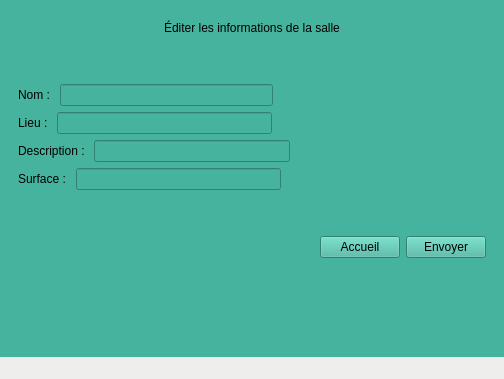
Old version of the form eco-classroom/ihmecoclassroom.ui in the repository bts-lasalle-avignon-projets/eco-classroom-2022.
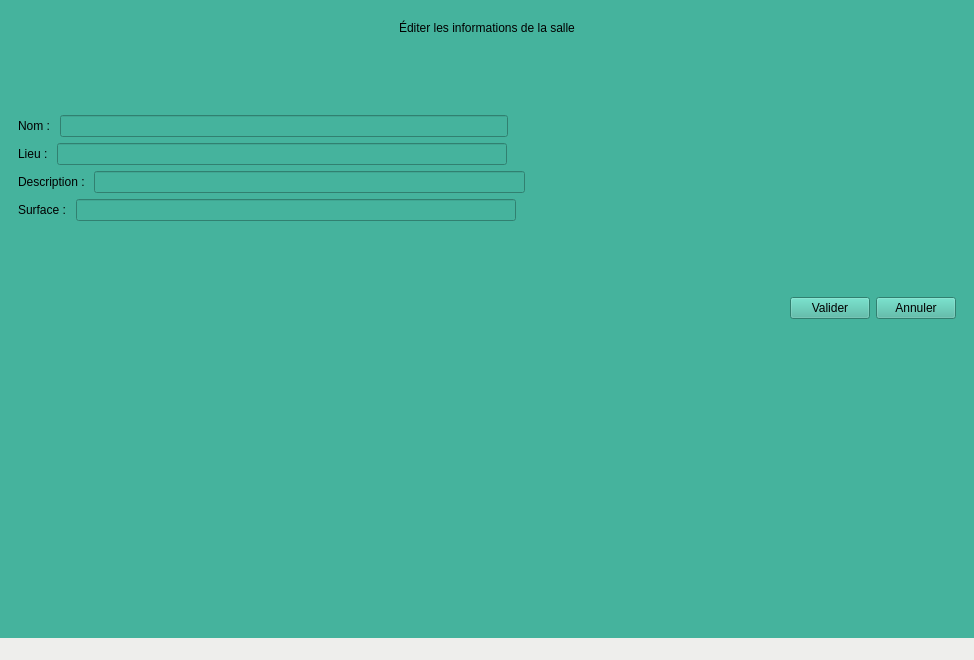
New version of the form.

Commit message: ECO22-40 Ajoute la méthode validerEditionSalle() à faire

What changed in the file:
```diff
--- a/eco-classroom/ihmecoclassroom.ui
+++ b/eco-classroom/ihmecoclassroom.ui
@@ -6,8 +6,8 @@
    <rect>
     <x>0</x>
     <y>0</y>
-    <width>504</width>
-    <height>379</height>
+    <width>974</width>
+    <height>660</height>
    </rect>
   </property>
   <property name="windowTitle">
@@ -761,14 +761,14 @@
             <item>
              <widget class="QPushButton" name="buttonAccueilEdite">
               <property name="text">
-               <string>Accueil</string>
+               <string>Valider</string>
               </property>
              </widget>
             </item>
             <item>
              <widget class="QPushButton" name="buttonEnvoyer">
               <property name="text">
-               <string>Envoyer</string>
+               <string>Annuler</string>
               </property>
              </widget>
             </item>
```
Left out of the diff: 8 changed lines with no effect on the pictures. The commit also changes 2 other files.
